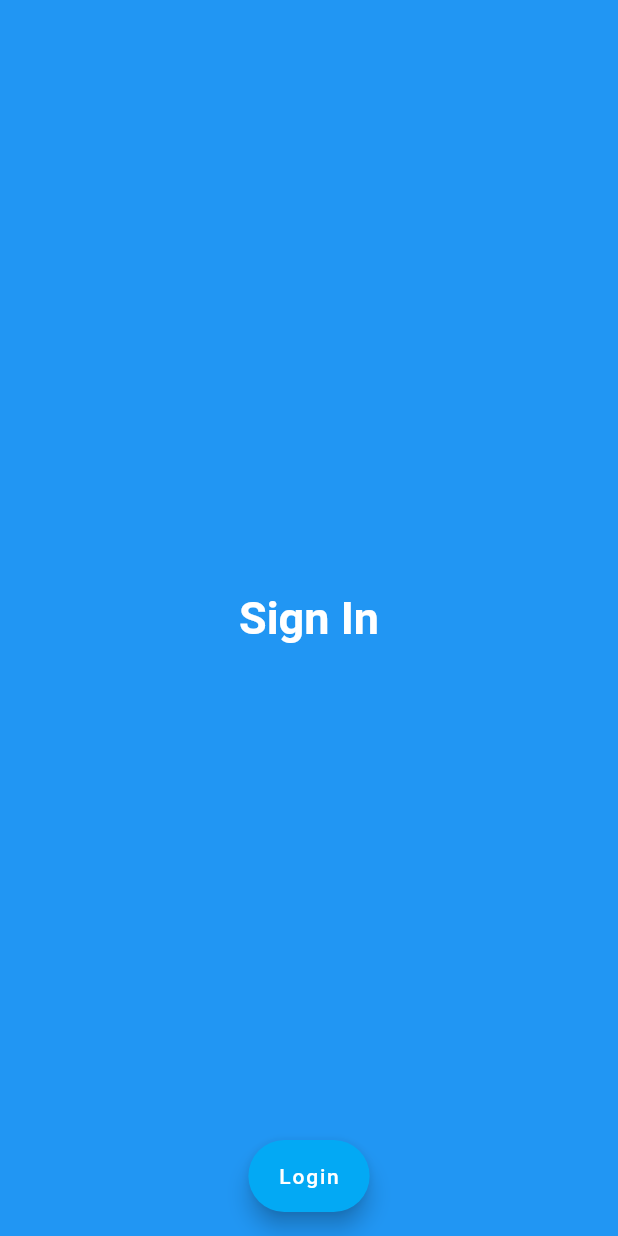
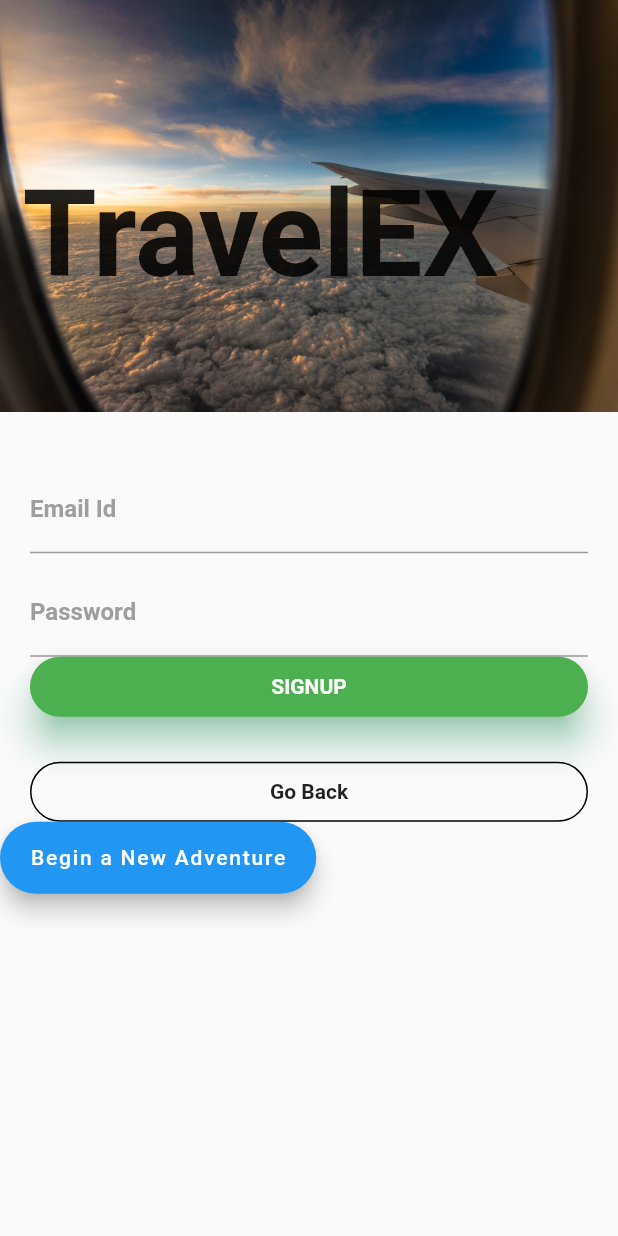
Before and after one commit to AgnellusX1/TravelEX, a Flutter app: the screen it shows after launch, on a phone screen of 412 x 824 dp. Run offline on Flutter 3.47's test engine with Material 2 defaults, Android fonts, the phone set to English and light mode, and no system bars; Roboto replaces fonts that are missing (Montserrat, OpenSans).

Commit message:
text box, submit button

```diff
--- a/lib/screens/signIn.dart
+++ b/lib/screens/signIn.dart
@@ -5,43 +5,133 @@ class SignIn extends StatefulWidget {
   @override
   _SignInState createState() => _SignInState();
 }
+
 class _SignInState extends State<SignIn> {
   @override
   Widget build(BuildContext context) {
-    return Container(
-      child: Scaffold(
-        backgroundColor: Colors.blue,
-        body: Center(
-          child: Column(
-            mainAxisAlignment: MainAxisAlignment.center,
+    return new Scaffold(
+        resizeToAvoidBottomPadding: false,
+        body: Column(
+            crossAxisAlignment: CrossAxisAlignment.start,
             children: <Widget>[
-              Text(
-                'Sign In',
+              Container(
+
+                child: Stack(
+
+
+                  children: <Widget>[
+                    Positioned(
+                      child: Image.asset(
+                        "assets/bg.jpg",
+                      ),
+                    ),
+                    Container(
+                      padding: EdgeInsets.fromLTRB(15.0, 110.0, 0.0, 0.0),
+                      child: Text(
+                        'TravelEX',
                         style: TextStyle(
-                  color: Colors.white,
-                  fontFamily: 'OpenSans',
-                  fontSize: 30.0,
-                  fontWeight: FontWeight.bold,
+                            fontSize: 80.0, fontWeight: FontWeight.bold),
                       ),
-              )
+                    ),
+
+
                   ],
                 ),
               ),
-        floatingActionButton: FloatingActionButton.extended(
-          label: Text('Login'),
-          backgroundColor: Colors.lightBlue,
+              Container(
+                  padding: EdgeInsets.only(top: 35.0, left: 20.0, right: 20.0),
+                  child: Column(
+                    children: <Widget>[
+                      TextField(
+                        decoration: InputDecoration(
+                            labelText: 'Email Id',
+                            labelStyle: TextStyle(
+                                fontFamily: 'Montserrat',
+                                fontWeight: FontWeight.bold,
+                                color: Colors.grey),
+                            // hintText: 'EMAIL',
+                            // hintStyle: ,
+                            focusedBorder: UnderlineInputBorder(
+                                borderSide: BorderSide(color: Colors.green))),
+                      ),
+                      SizedBox(height: 10.0),
+                      TextField(
+                        decoration: InputDecoration(
+                            labelText: 'Password ',
+                            labelStyle: TextStyle(
+                                fontFamily: 'Montserrat',
+                                fontWeight: FontWeight.bold,
+                                color: Colors.grey),
+                            focusedBorder: UnderlineInputBorder(
+                                borderSide: BorderSide(color: Colors.green))),
+                        obscureText: true,
+                      ),
+                      Container(
+                          height: 40.0,
+                          child: Material(
+                            borderRadius: BorderRadius.circular(20.0),
+                            shadowColor: Colors.greenAccent,
+                            color: Colors.green,
+                            elevation: 10.0,
+                            child: GestureDetector(
+                              onTap: () {},
+                              child: Center(
+                                child: Text(
+                                  'SIGNUP',
+                                  style: TextStyle(
+                                      color: Colors.white,
+                                      fontWeight: FontWeight.bold,
+                                      fontFamily: 'Montserrat'),
+                                ),
+                              ),
+                            ),
+                          )),
+                      SizedBox(height: 30.0),
+                      Container(
+                        height: 40.0,
+                        color: Colors.transparent,
+                        child: Container(
+                          decoration: BoxDecoration(
+                              border: Border.all(
+                                  color: Colors.black,
+                                  style: BorderStyle.solid,
+                                  width: 1.0),
+                              color: Colors.transparent,
+                              borderRadius: BorderRadius.circular(20.0)),
+                          child: InkWell(
+                            onTap: () {
+                              Navigator.of(context).pop();
+                            },
+                            child: Center(
+                              child: Text('Go Back',
+                                  style: TextStyle(
+                                      fontWeight: FontWeight.bold,
+                                      fontFamily: 'Montserrat')),
+
+                            ),
+
+                          ),
+                        ),
+
+                      ),
+
+                    ],
+                  )),
+              FloatingActionButton.extended(
                 onPressed: (){
                   Navigator.push(context, MaterialPageRoute(builder: (context) =>Home()),
                   );
                 },
+                label: Text('Begin a New Adventure'),
+                tooltip: 'Add a New Adventure',
               ),
 
-        floatingActionButtonLocation: FloatingActionButtonLocation.centerFloat,
-      ),
+            ]
+
+        )
     );
   }
 }
-
 //TODO:
 // Design: Need to Design the Id and pass Fields
 //         Need to Design The Login Page, with the Buttons to Login Via Google, FB,etc
```
Also changed, not shown: lib/screens/add.dart (+62 -13 lines), pubspec.yaml (+18 -14 lines), assets/bg.jpg (added). Lines whose indentation alone changed are shown as unchanged.
